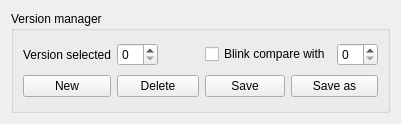
The window that Source/version_manager_widget.ui (Rolf-Hempel/PlanetarySystemStacker) describes before a commit, drawn with Qt 5.
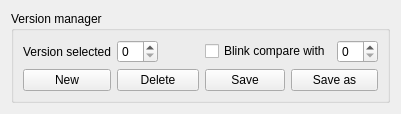
The same window after the commit.

Commit message: Most GUI functions in postproc editor implemented

What changed in the file:
```diff
--- a/Source/version_manager_widget.ui
+++ b/Source/version_manager_widget.ui
@@ -7,9 +7,15 @@
     <x>0</x>
     <y>0</y>
     <width>401</width>
-    <height>124</height>
+    <height>104</height>
    </rect>
   </property>
+  <property name="sizePolicy">
+   <sizepolicy hsizetype="Preferred" vsizetype="Fixed">
+    <horstretch>0</horstretch>
+    <verstretch>0</verstretch>
+   </sizepolicy>
+  </property>
   <property name="windowTitle">
    <string>Form</string>
   </property>
```
The commit also changes 6 other files.
